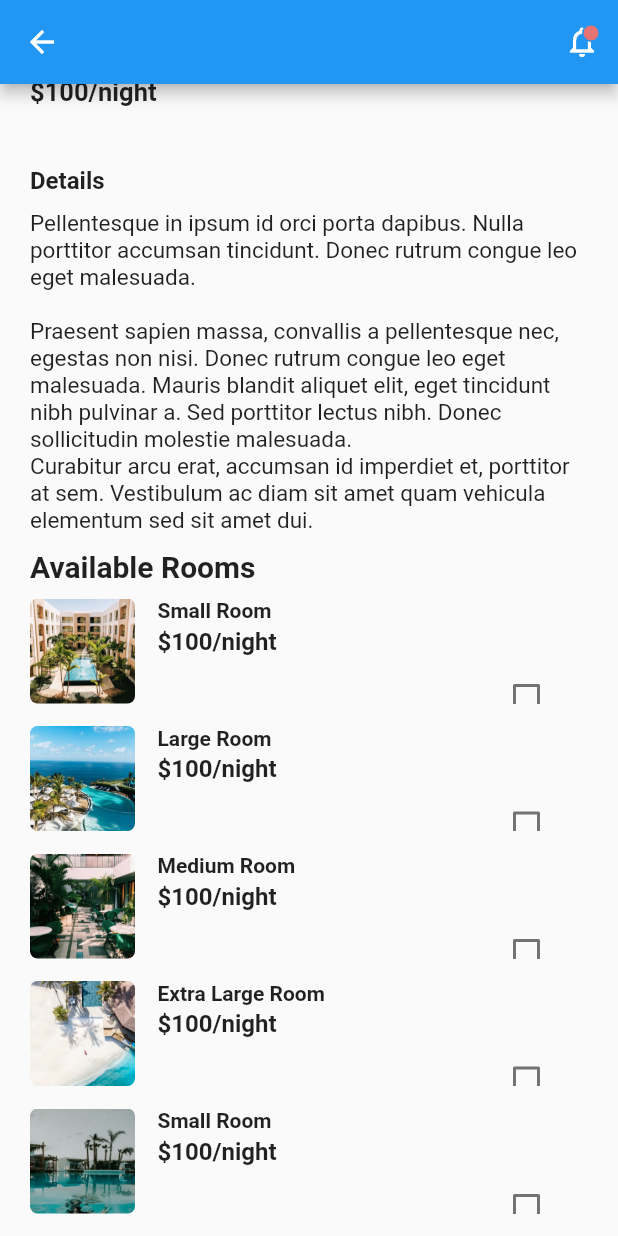
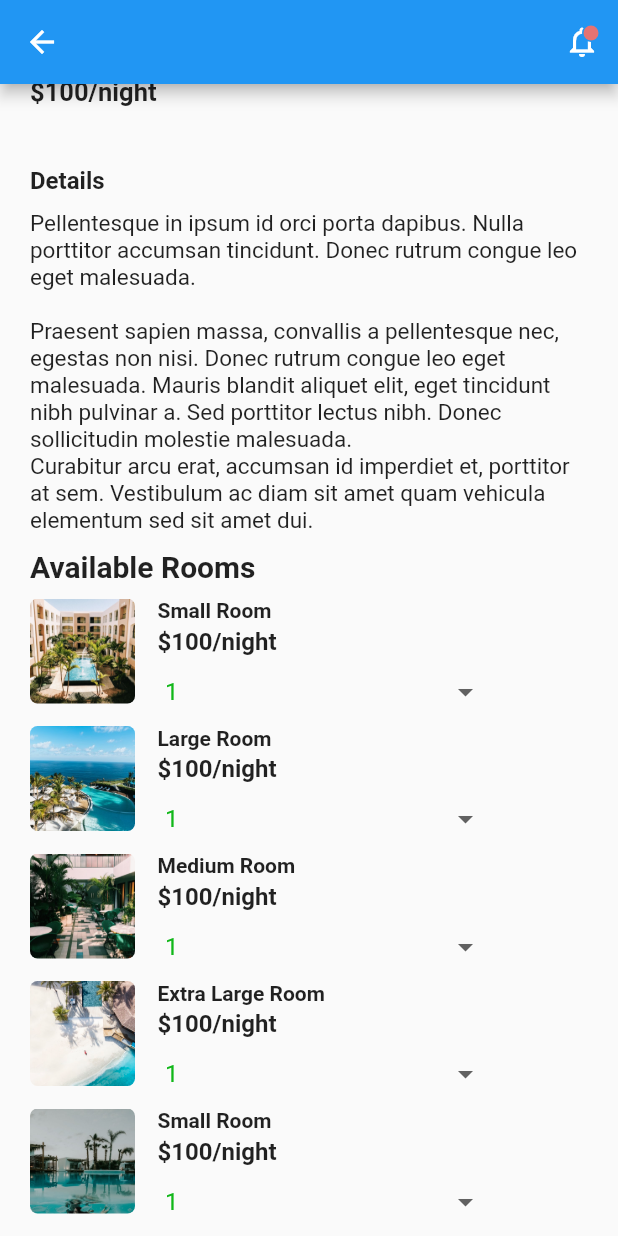
Before and after one commit to MohitP197-zz/Flutter-Laravel-Travel-App, a Flutter app: the HotelDetails screen opened directly, scrolled down 368 dp, on a phone screen of 412 x 824 dp. Run offline on Flutter 3.47's test engine with Material 2 defaults, Android fonts, the phone set to English and light mode, and no system bars.

Commit message:
Added dropdown button and hotel details

```diff
--- a/lib/pages/Hotelss/allHotels.dart
+++ b/lib/pages/Hotelss/allHotels.dart
@@ -140,7 +140,7 @@ class _AllHotelsState extends State<AllHotels> {
                     onTap: () {
                       Navigator.of(context).push(
                         MaterialPageRoute(
-                          builder: (BuildContext context){
+                          builder: (BuildContext context) {
                             return HotelDetails();
                           },
                         ),
@@ -242,9 +242,9 @@ class _AllHotelsState extends State<AllHotels> {
                       ),
                     ),
                     onTap: () {
-                        Navigator.of(context).push(
+                      Navigator.of(context).push(
                         MaterialPageRoute(
-                          builder: (BuildContext context){
+                          builder: (BuildContext context) {
                             return HotelDetails();
                           },
                         ),
--- a/lib/pages/Hotelss/hotel_details.dart
+++ b/lib/pages/Hotelss/hotel_details.dart
@@ -10,6 +10,9 @@ class HotelDetails extends StatefulWidget {
 
 class _HotelDetailsState extends State<HotelDetails> {
   bool _isChecked = false;
+  var _availableRooms = ['1', '2', '3', '4'];
+  var _currentItemSelected = "1";
+
   @override
   Widget build(BuildContext context) {
     return Scaffold(
@@ -221,9 +224,47 @@ class _HotelDetailsState extends State<HotelDetails> {
                                           textAlign: TextAlign.left,
                                         ),
                                       ),
-                                      Padding(
-                                        padding: const EdgeInsets.only(
-                                            right: 0.0, left: 8.0),
+                                      Container(
+                                        child: Padding(
+                                          padding: const EdgeInsets.only(
+                                              bottom: 8.0, left: 5.0),
+                                          child: Row(
+                                            children: <Widget>[
+                                              DropdownButton<String>(
+                                                // Map function gets the value as a string in a iteration for each list
+                                                items: _availableRooms.map(
+                                                    (String
+                                                        dropDownStringItem) {
+                                                  return DropdownMenuItem<
+                                                      String>(
+                                                    value: dropDownStringItem,
+                                                    child: Text(
+                                                      dropDownStringItem,
+                                                      style: TextStyle(
+                                                          color: Color(
+                                                              0xFF11b719)),
+                                                    ),
+                                                  );
+                                                }).toList(),
+                                                onChanged: (String
+                                                    selectedTotalRooms) {
+                                                  _onSelectingTotalRoom(
+                                                      selectedTotalRooms);
+                                                },
+                                                value: _currentItemSelected,
+                                                isExpanded: false,
+                                                hint: Text(
+                                                  'Choose Number of Rooms',
+                                                  style: TextStyle(
+                                                      color: Color(0xFF11b719)),
+                                                ),
+                                              ),
+                                            ],
+                                          ),
+                                        ),
+                                      ),
+                                      Container(
+                                        alignment: Alignment.centerRight,
                                         child: CheckboxListTile(
                                             value: _isChecked,
                                             onChanged: (val) {
@@ -231,7 +272,7 @@ class _HotelDetailsState extends State<HotelDetails> {
                                                 _isChecked = val;
                                               });
                                             }),
-                                      )
+                                      ),
                                     ],
                                   ),
                                 ),
@@ -273,4 +314,10 @@ class _HotelDetailsState extends State<HotelDetails> {
 //      ),
     );
   }
+
+  void _onSelectingTotalRoom(String selectedTotalRooms) {
+    setState(() {
+      this._currentItemSelected = selectedTotalRooms;
+    });
+  }
 }
```
Also changed, not shown: lib/pages/Home/home.dart (+13 -4 lines), lib/utils/drawer.dart (+10 -0 lines).
